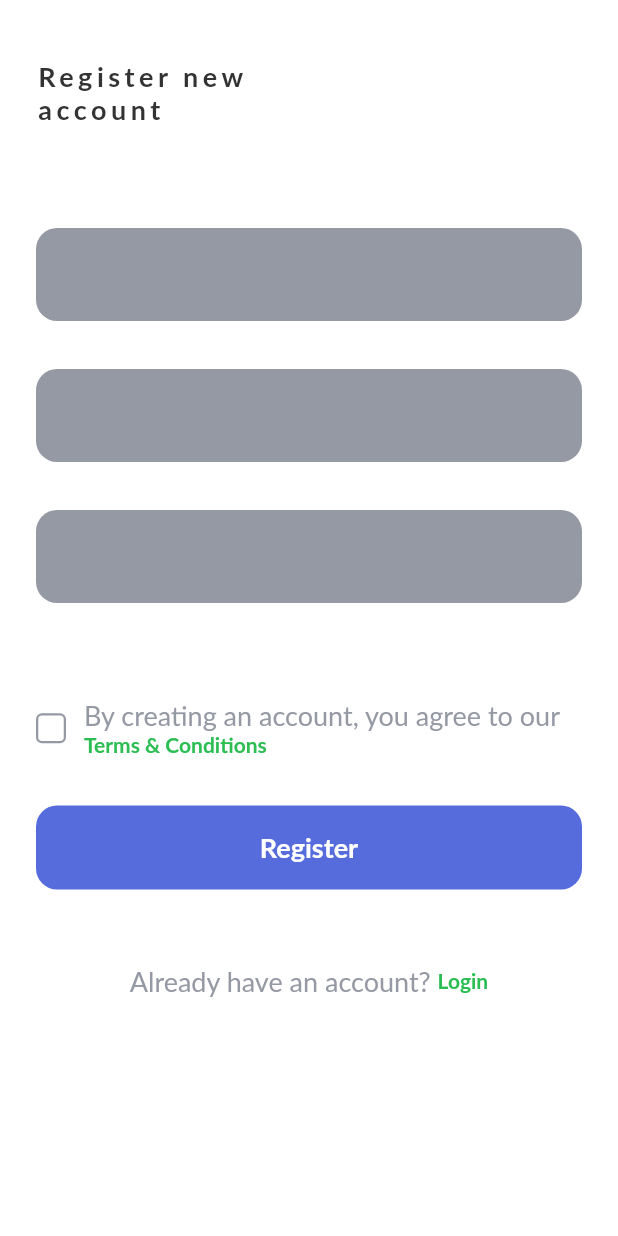
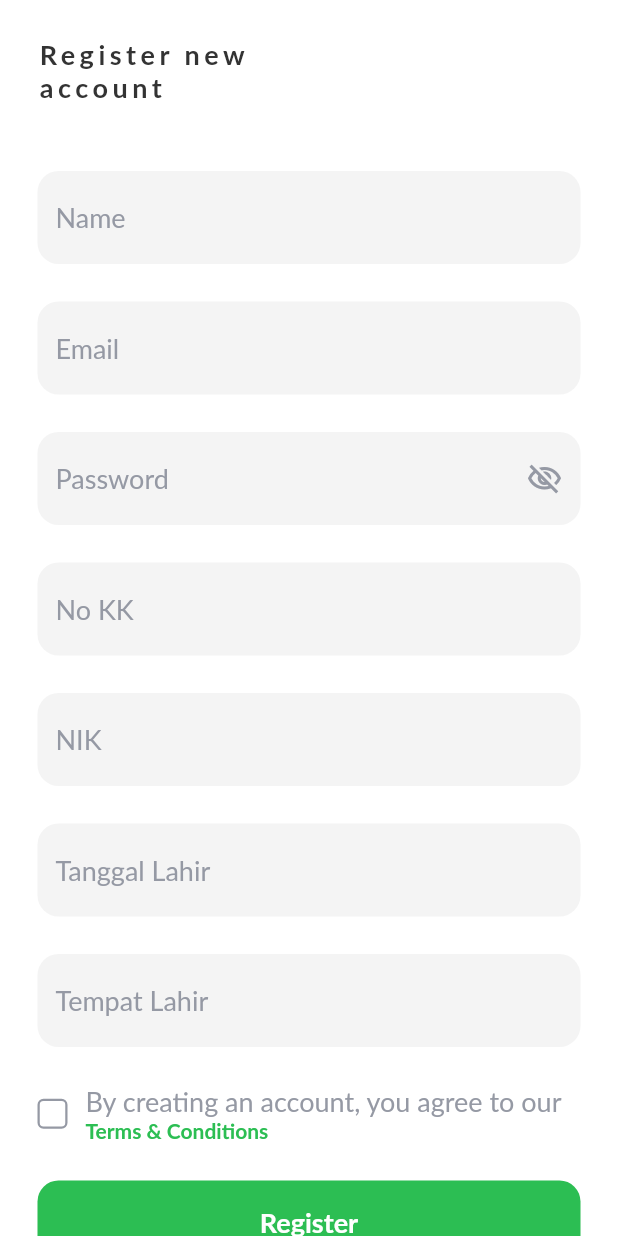
Before and after one commit to dikkisetiawan/dispenduk, a Flutter app: the RegisterScreen screen opened directly, on a phone screen of 412 x 824 dp. Run offline on Flutter 3.47's test engine with Material 2 defaults, Android fonts, the light colour scheme and no system bars; our stand-ins replace bloc, cloud_firestore, equatable, firebase_auth, firebase_core, flutter_bloc; accounts and stored records are empty; Roboto replaces fonts that are missing (Lato).

Commit message:
finish register page

```diff
--- a/lib/ui/screens/register_screen.dart
+++ b/lib/ui/screens/register_screen.dart
@@ -40,69 +40,119 @@ class _RegisterScreenState extends State<RegisterScreen> {
     return Scaffold(
       resizeToAvoidBottomInset: false,
       backgroundColor: Colors.white,
-      body: SafeArea(
-        child: Padding(
-          padding: const EdgeInsets.fromLTRB(24.0, 40.0, 24.0, 0),
-          child: Column(
-            crossAxisAlignment: CrossAxisAlignment.start,
+      body: bodyWidget(context),
+    );
+  }
+
+  ListView bodyWidget(BuildContext context) {
+    return ListView(
+      padding: const EdgeInsets.all(defaultMargin),
       children: [
-              Column(
-                crossAxisAlignment: CrossAxisAlignment.start,
+        const KtitleWidget(),
+        const SizedBox(
+          height: defaultMargin,
+        ),
+        formWidget(),
+        const SizedBox(
+          height: defaultMargin,
+        ),
+        consentWidget(),
+        const SizedBox(
+          height: defaultMargin,
+        ),
+        buttonWidget(),
+        const SizedBox(
+          height: defaultMargin * 2,
+        ),
+        loginLinkWidget(context),
+      ],
+    );
+  }
+
+  Row loginLinkWidget(BuildContext context) {
+    return Row(
+      mainAxisAlignment: MainAxisAlignment.center,
       children: [
         Text(
-                    'Register new\naccount',
-                    style: blackTextStyle,
+          "Already have an account? ",
+          style: greyTextStyle,
         ),
-                  const SizedBox(
-                    height: 20,
+        GestureDetector(
+          onTap: () {
+            Navigator.pop(
+              context,
+            );
+          },
+          child: Text(
+            'Login',
+            style: buttonTextStyle,
+          ),
         ),
       ],
-              ),
-              const SizedBox(
-                height: 48,
-              ),
-              Form(
-                child: Column(
-                  children: [
-                    KtextFieldWidget(
-                      hintText: 'Name',
-                      controller: nameController,
-                      suffixIcon: const SizedBox(),
-                    ),
-                    const SizedBox(
-                      height: 32,
-                    ),
-                    KtextFieldWidget(
-                      hintText: 'Email',
-                      controller: emailController,
-                      suffixIcon: const SizedBox(),
-                    ),
-                    const SizedBox(
-                      height: 32,
-                    ),
-                    KtextFieldWidget(
-                      hintText: 'Password',
-                      controller: passwordController,
-                      obscureText: !passwordVisible,
-                      suffixIcon: IconButton(
-                        color: kDarkGreyColor,
-                        splashRadius: 1,
-                        icon: Icon(passwordVisible
-                            ? Icons.visibility_outlined
-                            : Icons.visibility_off_outlined),
-                        onPressed: togglePassword,
+    );
+  }
+
+  BlocConsumer<AuthCubit, AuthState> buttonWidget() {
+    return BlocConsumer<AuthCubit, AuthState>(
+      listener: (context, state) {
+        if (state is AuthSuccess) {
+          Navigator.push(
+              context,
+              MaterialPageRoute(
+                builder: (context) => const KonfirmasiRequestLayananScreen(),
+              ));
+        } else if (state is AuthFailed) {
+          ScaffoldMessenger.of(context).showSnackBar(
+            SnackBar(
+              backgroundColor: kWarningColor,
+              content: Text(
+                state.error,
               ),
             ),
-                    const SizedBox(
-                      height: 32,
-                    ),
-                  ],
+          );
+        }
+      },
+      builder: (context, state) {
+        if (state is AuthLoading) {
+          return const Center(
+            child: CircularProgressIndicator(),
+          );
+        }
+        return KprimaryButtonWidget(
+          buttonColor: kPrimaryColor,
+          textValue: 'Register',
+          textColor: kWhiteColor,
+          onPressed: () {
+            isChecked
+                ? context.read<AuthCubit>().signUp(
+                      namaLengkap: nameController.text,
+                      email: emailController.text,
+                      password: passwordController.text,
+                      idKartuKeluarga:
+                          int.tryParse(idKartuKeluargaController.text) ?? 0,
+                      nomorIndukKependudukan:
+                          int.tryParse(nomorIndukKependudukanController.text) ??
+                              0,
+                      tanggalLahir:
+                          DateTime.tryParse(tanggalLahirController.text)!,
+                      tempatLahir: tempatLahirController.text,
+                    )
+                : ScaffoldMessenger.of(context).showSnackBar(
+                    SnackBar(
+                      backgroundColor: kWarningColor,
+                      content: const Text(
+                        'Are you agree with our Tems & Conditions?',
                       ),
                     ),
-              const SizedBox(
-                height: 32,
-              ),
-              Row(
+                  );
+          },
+        );
+      },
+    );
+  }
+
+  Row consentWidget() {
+    return Row(
       mainAxisAlignment: MainAxisAlignment.start,
       children: [
         GestureDetector(
@@ -113,7 +163,7 @@ class _RegisterScreenState extends State<RegisterScreen> {
           },
           child: Container(
             decoration: BoxDecoration(
-                        color: isChecked ? kBlueColor : Colors.transparent,
+              color: isChecked ? kPrimaryColor : Colors.transparent,
               borderRadius: BorderRadius.circular(4.0),
               border: isChecked
                   ? null
@@ -147,97 +197,98 @@ class _RegisterScreenState extends State<RegisterScreen> {
           ],
         ),
       ],
+    );
+  }
+
+  Form formWidget() {
+    return Form(
+      child: Column(
+        children: [
+          KtextFieldWidget(
+            hintText: 'Name',
+            controller: nameController,
+            suffixIcon: const SizedBox(),
           ),
           const SizedBox(
-                height: 32,
+            height: defaultMargin,
           ),
-              BlocConsumer<AuthCubit, AuthState>(
-                listener: (context, state) {
-                  if (state is AuthSuccess) {
-                    Navigator.pushAndRemoveUntil(
-                        context,
-                        MaterialPageRoute(
-                          builder: (context) =>
-                              KonfirmasiRequestLayananScreen(),
+          KtextFieldWidget(
+            hintText: 'Email',
+            controller: emailController,
+            suffixIcon: const SizedBox(),
           ),
-                        (route) => false);
-                  } else if (state is AuthFailed) {
-                    ScaffoldMessenger.of(context).showSnackBar(
-                      SnackBar(
-                        backgroundColor: Colors.red.shade700,
-                        content: Text(
-                          state.error,
+          const SizedBox(
+            height: defaultMargin,
+          ),
+          KtextFieldWidget(
+            hintText: 'Password',
+            controller: passwordController,
+            obscureText: !passwordVisible,
+            suffixIcon: IconButton(
+              color: kDarkGreyColor,
+              splashRadius: 1,
+              icon: Icon(passwordVisible
+                  ? Icons.visibility_outlined
+                  : Icons.visibility_off_outlined),
+              onPressed: togglePassword,
             ),
           ),
-                    );
-                  }
-                },
-                builder: (context, state) {
-                  if (state is AuthLoading) {
-                    return const Center(
-                      child: CircularProgressIndicator(),
-                    );
-                  }
-                  return KprimaryButtonWidget(
-                    buttonColor: kBlueColor,
-                    textValue: 'Register',
-                    textColor: Colors.white,
-                    onPressed: () {
-                      isChecked
-                          ? context.read<AuthCubit>().signUp(
-                                namaLengkap: nameController.text,
-                                email: emailController.text,
-                                password: passwordController.text,
-                                idKartuKeluarga: int.tryParse(
-                                        idKartuKeluargaController.text) ??
-                                    0,
-                                nomorIndukKependudukan: int.tryParse(
-                                        nomorIndukKependudukanController
-                                            .text) ??
-                                    0,
-                                tanggalLahir: DateTime.tryParse(
-                                    tanggalLahirController.text)!,
-                                tempatLahir: tempatLahirController.text,
-                              )
-                          : ScaffoldMessenger.of(context).showSnackBar(
-                              SnackBar(
-                                backgroundColor: Colors.red.shade700,
-                                content: const Text(
-                                  'Are you agree with our Tems & Conditions?',
+          const SizedBox(
+            height: defaultMargin,
           ),
-                              ),
-                            );
-                    },
-                  );
-                },
+          KtextFieldWidget(
+            hintText: 'No KK',
+            controller: idKartuKeluargaController,
+            suffixIcon: const SizedBox(),
           ),
           const SizedBox(
-                height: 50,
+            height: defaultMargin,
           ),
-              Row(
-                mainAxisAlignment: MainAxisAlignment.center,
-                children: [
-                  Text(
-                    "Already have an account? ",
-                    style: greyTextStyle,
+          KtextFieldWidget(
+            hintText: 'NIK',
+            controller: nomorIndukKependudukanController,
+            suffixIcon: const SizedBox(),
           ),
-                  GestureDetector(
-                    onTap: () {
-                      Navigator.pop(
-                        context,
-                      );
-                    },
-                    child: Text(
-                      'Login',
-                      style: buttonTextStyle,
+          const SizedBox(
+            height: defaultMargin,
           ),
+          KtextFieldWidget(
+            hintText: 'Tanggal Lahir',
+            controller: tanggalLahirController,
+            suffixIcon: const SizedBox(),
+          ),
+          const SizedBox(
+            height: defaultMargin,
+          ),
+          KtextFieldWidget(
+            hintText: 'Tempat Lahir',
+            controller: tempatLahirController,
+            suffixIcon: const SizedBox(),
           ),
         ],
-              ),
-            ],
-          ),
-        ),
       ),
     );
   }
 }
+
+class KtitleWidget extends StatelessWidget {
+  const KtitleWidget({
+    Key? key,
+  }) : super(key: key);
+
+  @override
+  Widget build(BuildContext context) {
+    return Column(
+      crossAxisAlignment: CrossAxisAlignment.start,
+      children: [
+        Text(
+          'Register new\naccount',
+          style: blackTextStyle,
+        ),
+        const SizedBox(
+          height: 20,
+        ),
+      ],
+    );
+  }
+}
--- a/lib/ui/widgets/ktext_field_widget.dart
+++ b/lib/ui/widgets/ktext_field_widget.dart
@@ -19,7 +19,7 @@ class KtextFieldWidget extends StatelessWidget {
   Widget build(BuildContext context) {
     return Container(
       decoration: BoxDecoration(
-        color: kDarkGreyColor,
+        color: kGreyColor,
         borderRadius: BorderRadius.circular(14.0),
       ),
       child: TextFormField(
```
Lines whose indentation alone changed are shown as unchanged.
